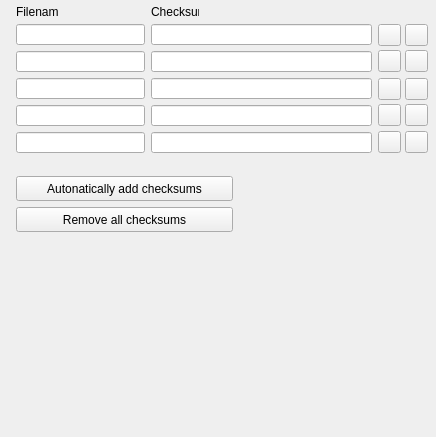
This is src/forms/ModernProfileEditorAddtionalChecksumFrameUnit.ui in Eldricos/D-Fend-Reborn as Qt 5 draws it before an edit. The edited form follows.
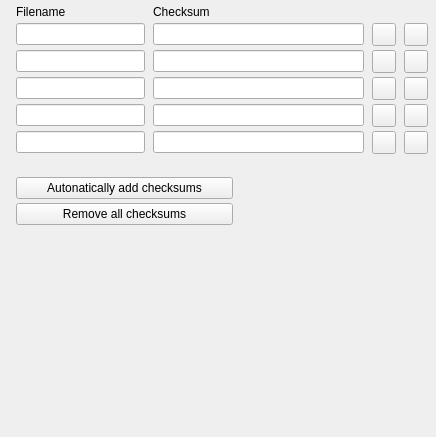
This is the edited form. Icons and pictures are not drawn.

Commit message: Modern profile editor: Qt layouts instead of fixed pixel positions

```diff
--- a/src/forms/ModernProfileEditorAddtionalChecksumFrameUnit.ui
+++ b/src/forms/ModernProfileEditorAddtionalChecksumFrameUnit.ui
@@ -5,145 +5,221 @@
     <property name="geometry"><rect><x>0</x><y>0</y><width>436</width><height>437</height></rect></property>
     <property name="vclDesignWidth" stdset="0"><number>436</number></property>
     <property name="vclDesignHeight" stdset="0"><number>437</number></property>
+    <layout class="QVBoxLayout" name="ModernProfileEditorAddtionalChecksumFrame_Layout" stretch="0,0,0,1">
+      <property name="leftMargin"><number>16</number></property>
+      <property name="topMargin"><number>5</number></property>
+      <property name="rightMargin"><number>8</number></property>
+      <property name="bottomMargin"><number>8</number></property>
+      <property name="spacing"><number>0</number></property>
+      <item>
+        <layout class="QGridLayout" name="ModernProfileEditorAddtionalChecksumFrame_Section1" columnstretch="0,0,1,0,0">
+          <property name="leftMargin"><number>0</number></property>
+          <property name="topMargin"><number>0</number></property>
+          <property name="rightMargin"><number>0</number></property>
+          <property name="bottomMargin"><number>0</number></property>
+          <property name="horizontalSpacing"><number>8</number></property>
+          <property name="verticalSpacing"><number>4</number></property>
+          <item row="0" column="0">
     <widget class="QLabel" name="FilenameLabel">
-      <property name="geometry"><rect><x>16</x><y>5</y><width>42</width><height>13</height></rect></property>
       <property name="text"><string>Filename</string></property>
       <property name="textFormat"><enum>Qt::PlainText</enum></property>
       <property name="alignment"><set>Qt::AlignLeft|Qt::AlignTop</set></property>
-      <property name="vclAutoSize" stdset="0"><bool>true</bool></property>
-    </widget>
+            </widget>
+          </item>
+          <item row="0" column="1" colspan="2">
     <widget class="QLabel" name="ChecksumLabel">
-      <property name="geometry"><rect><x>151</x><y>5</y><width>48</width><height>13</height></rect></property>
       <property name="text"><string>Checksum</string></property>
       <property name="textFormat"><enum>Qt::PlainText</enum></property>
       <property name="alignment"><set>Qt::AlignLeft|Qt::AlignTop</set></property>
-      <property name="vclAutoSize" stdset="0"><bool>true</bool></property>
-    </widget>
+            </widget>
+          </item>
+          <item row="1" column="0" alignment="Qt::AlignLeft">
+            <widget class="QLineEdit" name="FilenameEdit1">
+              <property name="minimumSize"><size><width>129</width><height>0</height></size></property>
+            </widget>
+          </item>
+          <item row="1" column="1" colspan="2">
+            <widget class="QLineEdit" name="ChecksumEdit1">
+              <property name="readOnly"><bool>true</bool></property>
+            </widget>
+          </item>
+          <item row="1" column="3" alignment="Qt::AlignRight">
     <widget class="QToolButton" name="SelectButton1">
-      <property name="geometry"><rect><x>378</x><y>24</y><width>23</width><height>22</height></rect></property>
-      <property name="vclAnchors" stdset="0"><string notr="true">akTop,akRight</string></property>
       <property name="icon"><iconset resource="../../resources/dfend.qrc"><normaloff>:/glyphs/92d9d1a333bceee3.png</normaloff></iconset></property>
       <property name="iconSize"><size><width>16</width><height>16</height></size></property>
-    </widget>
+              <property name="minimumSize"><size><width>23</width><height>0</height></size></property>
+            </widget>
+          </item>
+          <item row="1" column="4" alignment="Qt::AlignRight">
     <widget class="QToolButton" name="DeleteButton1">
-      <property name="geometry"><rect><x>405</x><y>24</y><width>23</width><height>22</height></rect></property>
-      <property name="vclAnchors" stdset="0"><string notr="true">akTop,akRight</string></property>
       <property name="tag" stdset="0"><number>5</number></property>
       <property name="icon"><iconset resource="../../resources/dfend.qrc"><normaloff>:/glyphs/86ad06b420cc830c.png</normaloff></iconset></property>
       <property name="iconSize"><size><width>16</width><height>16</height></size></property>
-    </widget>
+              <property name="minimumSize"><size><width>23</width><height>0</height></size></property>
+            </widget>
+          </item>
+          <item row="2" column="0" alignment="Qt::AlignLeft">
+            <widget class="QLineEdit" name="FilenameEdit2">
+              <property name="minimumSize"><size><width>129</width><height>0</height></size></property>
+            </widget>
+          </item>
+          <item row="2" column="1" colspan="2">
+            <widget class="QLineEdit" name="ChecksumEdit2">
+              <property name="readOnly"><bool>true</bool></property>
+            </widget>
+          </item>
+          <item row="2" column="3" alignment="Qt::AlignRight">
     <widget class="QToolButton" name="SelectButton2">
-      <property name="geometry"><rect><x>378</x><y>50</y><width>23</width><height>22</height></rect></property>
-      <property name="vclAnchors" stdset="0"><string notr="true">akTop,akRight</string></property>
       <property name="tag" stdset="0"><number>1</number></property>
       <property name="icon"><iconset resource="../../resources/dfend.qrc"><normaloff>:/glyphs/92d9d1a333bceee3.png</normaloff></iconset></property>
       <property name="iconSize"><size><width>16</width><height>16</height></size></property>
-    </widget>
+              <property name="minimumSize"><size><width>23</width><height>0</height></size></property>
+            </widget>
+          </item>
+          <item row="2" column="4" alignment="Qt::AlignRight">
     <widget class="QToolButton" name="DeleteButton2">
-      <property name="geometry"><rect><x>405</x><y>50</y><width>23</width><height>22</height></rect></property>
-      <property name="vclAnchors" stdset="0"><string notr="true">akTop,akRight</string></property>
       <property name="tag" stdset="0"><number>6</number></property>
       <property name="icon"><iconset resource="../../resources/dfend.qrc"><normaloff>:/glyphs/86ad06b420cc830c.png</normaloff></iconset></property>
       <property name="iconSize"><size><width>16</width><height>16</height></size></property>
-    </widget>
+              <property name="minimumSize"><size><width>23</width><height>0</height></size></property>
+            </widget>
+          </item>
+          <item row="3" column="0" alignment="Qt::AlignLeft">
+            <widget class="QLineEdit" name="FilenameEdit3">
+              <property name="minimumSize"><size><width>129</width><height>0</height></size></property>
+            </widget>
+          </item>
+          <item row="3" column="1" colspan="2">
+            <widget class="QLineEdit" name="ChecksumEdit3">
+              <property name="readOnly"><bool>true</bool></property>
+            </widget>
+          </item>
+          <item row="3" column="3" alignment="Qt::AlignRight">
     <widget class="QToolButton" name="SelectButton3">
-      <property name="geometry"><rect><x>378</x><y>78</y><width>23</width><height>22</height></rect></property>
-      <property name="vclAnchors" stdset="0"><string notr="true">akTop,akRight</string></property>
       <property name="tag" stdset="0"><number>2</number></property>
       <property name="icon"><iconset resource="../../resources/dfend.qrc"><normaloff>:/glyphs/92d9d1a333bceee3.png</normaloff></iconset></property>
       <property name="iconSize"><size><width>16</width><height>16</height></size></property>
-    </widget>
+              <property name="minimumSize"><size><width>23</width><height>0</height></size></property>
+            </widget>
+          </item>
+          <item row="3" column="4" alignment="Qt::AlignRight">
     <widget class="QToolButton" name="DeleteButton3">
-      <property name="geometry"><rect><x>405</x><y>78</y><width>23</width><height>22</height></rect></property>
-      <property name="vclAnchors" stdset="0"><string notr="true">akTop,akRight</string></property>
       <property name="tag" stdset="0"><number>7</number></property>
       <property name="icon"><iconset resource="../../resources/dfend.qrc"><normaloff>:/glyphs/86ad06b420cc830c.png</normaloff></iconset></property>
       <property name="iconSize"><size><width>16</width><height>16</height></size></property>
-    </widget>
+              <property name="minimumSize"><size><width>23</width><height>0</height></size></property>
+            </widget>
+          </item>
+          <item row="4" column="0" alignment="Qt::AlignLeft">
+            <widget class="QLineEdit" name="FilenameEdit4">
+              <property name="minimumSize"><size><width>129</width><height>0</height></size></property>
+            </widget>
+          </item>
+          <item row="4" column="1" colspan="2">
+            <widget class="QLineEdit" name="ChecksumEdit4">
+              <property name="readOnly"><bool>true</bool></property>
+            </widget>
+          </item>
+          <item row="4" column="3" alignment="Qt::AlignRight">
     <widget class="QToolButton" name="SelectButton4">
-      <property name="geometry"><rect><x>378</x><y>104</y><width>23</width><height>22</height></rect></property>
-      <property name="vclAnchors" stdset="0"><string notr="true">akTop,akRight</string></property>
       <property name="tag" stdset="0"><number>3</number></property>
       <property name="icon"><iconset resource="../../resources/dfend.qrc"><normaloff>:/glyphs/92d9d1a333bceee3.png</normaloff></iconset></property>
       <property name="iconSize"><size><width>16</width><height>16</height></size></property>
-    </widget>
+              <property name="minimumSize"><size><width>23</width><height>0</height></size></property>
+            </widget>
+          </item>
+          <item row="4" column="4" alignment="Qt::AlignRight">
     <widget class="QToolButton" name="DeleteButton4">
-      <property name="geometry"><rect><x>405</x><y>104</y><width>23</width><height>22</height></rect></property>
-      <property name="vclAnchors" stdset="0"><string notr="true">akTop,akRight</string></property>
       <property name="tag" stdset="0"><number>8</number></property>
       <property name="icon"><iconset resource="../../resources/dfend.qrc"><normaloff>:/glyphs/86ad06b420cc830c.png</normaloff></iconset></property>
       <property name="iconSize"><size><width>16</width><height>16</height></size></property>
-    </widget>
+              <property name="minimumSize"><size><width>23</width><height>0</height></size></property>
+            </widget>
+          </item>
+          <item row="5" column="0" alignment="Qt::AlignLeft">
+            <widget class="QLineEdit" name="FilenameEdit5">
+              <property name="minimumSize"><size><width>129</width><height>0</height></size></property>
+            </widget>
+          </item>
+          <item row="5" column="1" colspan="2">
+            <widget class="QLineEdit" name="ChecksumEdit5">
+              <property name="readOnly"><bool>true</bool></property>
+            </widget>
+          </item>
+          <item row="5" column="3" alignment="Qt::AlignRight">
     <widget class="QToolButton" name="SelectButton5">
-      <property name="geometry"><rect><x>378</x><y>131</y><width>23</width><height>22</height></rect></property>
-      <property name="vclAnchors" stdset="0"><string notr="true">akTop,akRight</string></property>
       <property name="tag" stdset="0"><number>4</number></property>
       <property name="icon"><iconset resource="../../resources/dfend.qrc"><normaloff>:/glyphs/92d9d1a333bceee3.png</normaloff></iconset></property>
       <property name="iconSize"><size><width>16</width><height>16</height></size></property>
-    </widget>
+              <property name="minimumSize"><size><width>23</width><height>0</height></size></property>
+            </widget>
+          </item>
+          <item row="5" column="4" alignment="Qt::AlignRight">
     <widget class="QToolButton" name="DeleteButton5">
-      <property name="geometry"><rect><x>405</x><y>131</y><width>23</width><height>22</height></rect></property>
-      <property name="vclAnchors" stdset="0"><string notr="true">akTop,akRight</string></property>
       <property name="tag" stdset="0"><number>9</number></property>
       <property name="icon"><iconset resource="../../resources/dfend.qrc"><normaloff>:/glyphs/86ad06b420cc830c.png</normaloff></iconset></property>
       <property name="iconSize"><size><width>16</width><height>16</height></size></property>
-    </widget>
-    <widget class="QLineEdit" name="FilenameEdit1">
-      <property name="geometry"><rect><x>16</x><y>24</y><width>129</width><height>21</height></rect></property>
-    </widget>
-    <widget class="QLineEdit" name="ChecksumEdit1">
-      <property name="geometry"><rect><x>151</x><y>24</y><width>221</width><height>21</height></rect></property>
-      <property name="vclAnchors" stdset="0"><string notr="true">akLeft,akTop,akRight</string></property>
-      <property name="readOnly"><bool>true</bool></property>
-    </widget>
-    <widget class="QLineEdit" name="FilenameEdit2">
-      <property name="geometry"><rect><x>16</x><y>51</y><width>129</width><height>21</height></rect></property>
-    </widget>
-    <widget class="QLineEdit" name="ChecksumEdit2">
-      <property name="geometry"><rect><x>151</x><y>51</y><width>221</width><height>21</height></rect></property>
-      <property name="vclAnchors" stdset="0"><string notr="true">akLeft,akTop,akRight</string></property>
-      <property name="readOnly"><bool>true</bool></property>
-    </widget>
-    <widget class="QLineEdit" name="FilenameEdit3">
-      <property name="geometry"><rect><x>16</x><y>78</y><width>129</width><height>21</height></rect></property>
-    </widget>
-    <widget class="QLineEdit" name="ChecksumEdit3">
-      <property name="geometry"><rect><x>151</x><y>78</y><width>221</width><height>21</height></rect></property>
-      <property name="vclAnchors" stdset="0"><string notr="true">akLeft,akTop,akRight</string></property>
-      <property name="readOnly"><bool>true</bool></property>
-    </widget>
-    <widget class="QLineEdit" name="FilenameEdit4">
-      <property name="geometry"><rect><x>16</x><y>105</y><width>129</width><height>21</height></rect></property>
-    </widget>
-    <widget class="QLineEdit" name="ChecksumEdit4">
-      <property name="geometry"><rect><x>151</x><y>105</y><width>221</width><height>21</height></rect></property>
-      <property name="vclAnchors" stdset="0"><string notr="true">akLeft,akTop,akRight</string></property>
-      <property name="readOnly"><bool>true</bool></property>
-    </widget>
-    <widget class="QLineEdit" name="FilenameEdit5">
-      <property name="geometry"><rect><x>16</x><y>132</y><width>129</width><height>21</height></rect></property>
-    </widget>
-    <widget class="QLineEdit" name="ChecksumEdit5">
-      <property name="geometry"><rect><x>151</x><y>132</y><width>221</width><height>21</height></rect></property>
-      <property name="vclAnchors" stdset="0"><string notr="true">akLeft,akTop,akRight</string></property>
-      <property name="readOnly"><bool>true</bool></property>
-    </widget>
+              <property name="minimumSize"><size><width>23</width><height>0</height></size></property>
+            </widget>
+          </item>
+          <item row="0" column="2">
+            <spacer name="ModernProfileEditorAddtionalChecksumFrame_Section1_HFill">
+              <property name="orientation"><enum>Qt::Horizontal</enum></property>
+              <property name="sizeHint" stdset="0"><size><width>0</width><height>0</height></size></property>
+            </spacer>
+          </item>
+        </layout>
+      </item>
+      <item>
+        <spacer name="ModernProfileEditorAddtionalChecksumFrame_Gap1">
+          <property name="orientation"><enum>Qt::Vertical</enum></property>
+          <property name="sizeType"><enum>QSizePolicy::Fixed</enum></property>
+          <property name="sizeHint" stdset="0"><size><width>0</width><height>23</height></size></property>
+        </spacer>
+      </item>
+      <item>
+        <layout class="QGridLayout" name="ModernProfileEditorAddtionalChecksumFrame_Section2" columnstretch="0,1">
+          <property name="leftMargin"><number>0</number></property>
+          <property name="topMargin"><number>0</number></property>
+          <property name="rightMargin"><number>0</number></property>
+          <property name="bottomMargin"><number>0</number></property>
+          <property name="horizontalSpacing"><number>8</number></property>
+          <property name="verticalSpacing"><number>4</number></property>
+          <item row="0" column="0" alignment="Qt::AlignLeft">
     <widget class="QPushButton" name="AddAllButton">
-      <property name="geometry"><rect><x>16</x><y>176</y><width>217</width><height>25</height></rect></property>
       <property name="tag" stdset="0"><number>-1</number></property>
       <property name="text"><string>Autonatically add checksums</string></property>
       <property name="icon"><iconset resource="../../resources/dfend.qrc"><normaloff>:/glyphs/3a424dac33bae56c.png</normaloff></iconset></property>
       <property name="autoDefault"><bool>false</bool></property>
       <property name="vclOnClick" stdset="0"><string notr="true">ButtonWork</string></property>
-    </widget>
+              <property name="minimumSize"><size><width>217</width><height>0</height></size></property>
+            </widget>
+          </item>
+          <item row="1" column="0" alignment="Qt::AlignLeft">
     <widget class="QPushButton" name="ClearAllButton">
-      <property name="geometry"><rect><x>16</x><y>207</y><width>217</width><height>25</height></rect></property>
       <property name="tag" stdset="0"><number>-2</number></property>
       <property name="text"><string>Remove all checksums</string></property>
       <property name="icon"><iconset resource="../../resources/dfend.qrc"><normaloff>:/glyphs/86ad06b420cc830c.png</normaloff></iconset></property>
       <property name="autoDefault"><bool>false</bool></property>
       <property name="vclOnClick" stdset="0"><string notr="true">ButtonWork</string></property>
-    </widget>
+              <property name="minimumSize"><size><width>217</width><height>0</height></size></property>
+            </widget>
+          </item>
+          <item row="0" column="1">
+            <spacer name="ModernProfileEditorAddtionalChecksumFrame_Section2_HFill">
+              <property name="orientation"><enum>Qt::Horizontal</enum></property>
+              <property name="sizeHint" stdset="0"><size><width>0</width><height>0</height></size></property>
+            </spacer>
+          </item>
+        </layout>
+      </item>
+      <item>
+        <spacer name="ModernProfileEditorAddtionalChecksumFrame_VFill">
+          <property name="orientation"><enum>Qt::Vertical</enum></property>
+          <property name="sizeHint" stdset="0"><size><width>0</width><height>0</height></size></property>
+        </spacer>
+      </item>
+    </layout>
   </widget>
   <tabstops>
     <tabstop>FilenameEdit1</tabstop>
```
Left out of the diff: 6 changed lines with no effect on the pictures. Lines whose indentation alone changed are shown as unchanged. The commit also changes 42 other files.
